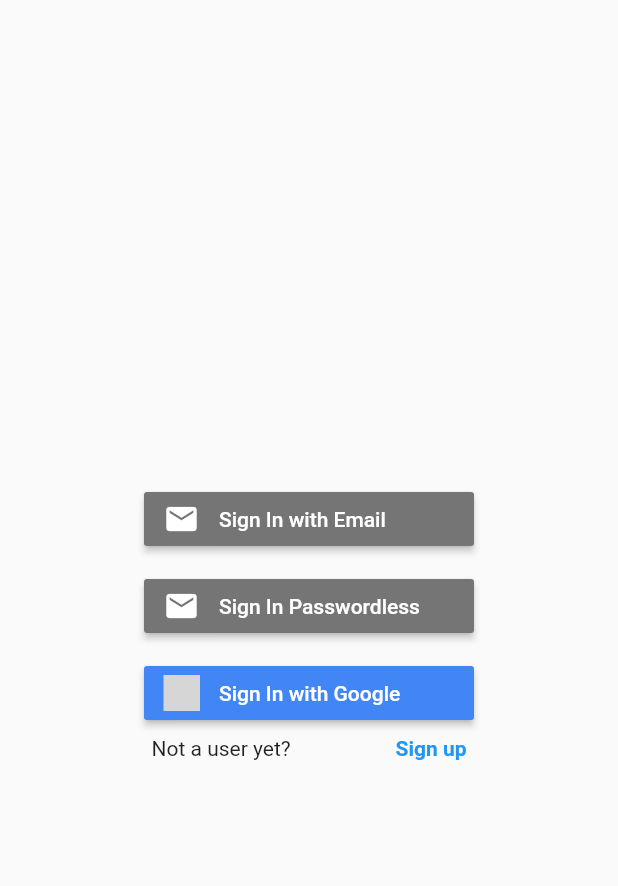
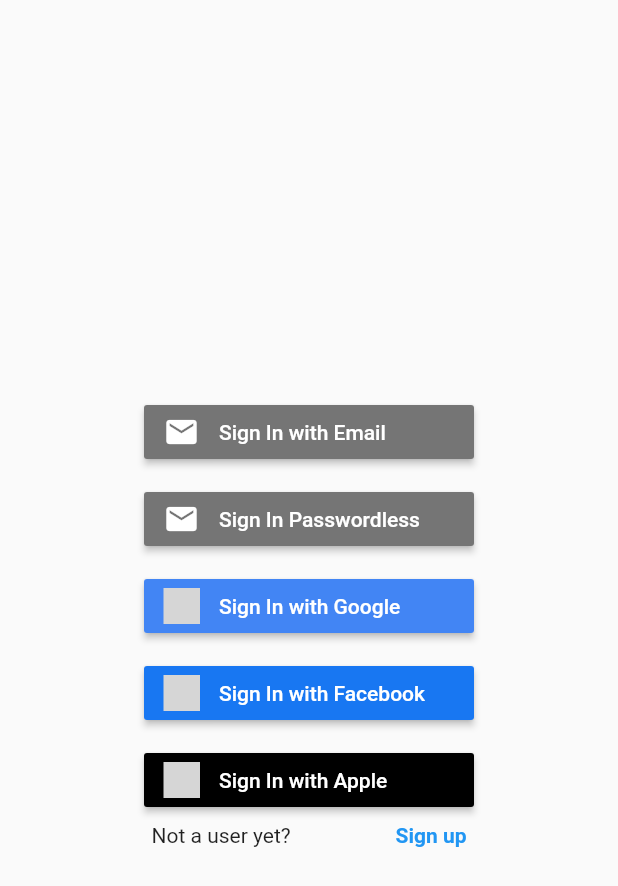
Before and after one commit to minahabibm/App-Authentication, a Flutter app: the screen it shows after launch, on a phone screen of 412 x 824 dp. Shown: the top 886 px of the screen. Run offline on Flutter 3.47's test engine with Material 2 defaults, Android fonts, the phone set to English and light mode, and no system bars; our stand-ins replace cloud_firestore, firebase_auth, firebase_core, firebase_dynamic_links, flutter_signin_button, google_sign_in; accounts and stored records are empty; grey boxes are pictures that could not be loaded.

Commit message:
Adding more sign in buttons

```diff
--- a/lib/views/authorization/sign_in.dart
+++ b/lib/views/authorization/sign_in.dart
@@ -46,7 +46,32 @@ class SignIn extends StatelessWidget {
             // );
             },
           )),
+      Padding(
+          padding: EdgeInsets.all(5.0),
+          child: SignInButton(
+            Buttons.FacebookNew,
+            text: "Sign In with Facebook",
+            onPressed: () {
+              // Navigator.push(
+              // context,
+              // MaterialPageRoute(builder: (context) => ),
+            // );
+            },
+          )),
+      Padding(
+          padding: EdgeInsets.all(5.0),
+          child: SignInButton(
+            Buttons.AppleDark,
+            text: "Sign In with Apple",
+            onPressed: () {
+              // Navigator.push(
+              // context,
+              // MaterialPageRoute(builder: (context) => ),
+            // );
+            },
+          )),
     ]);
+
   }
 }
 
```
